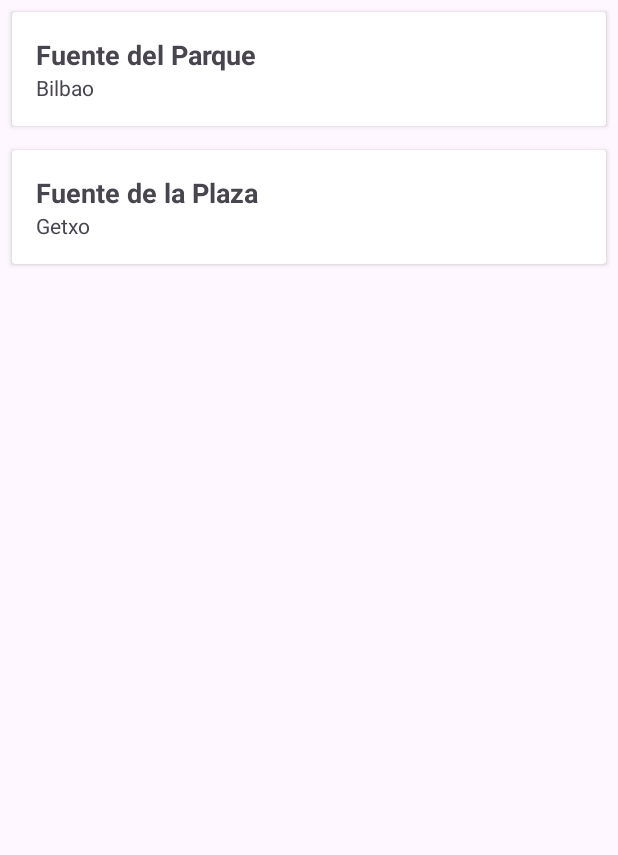
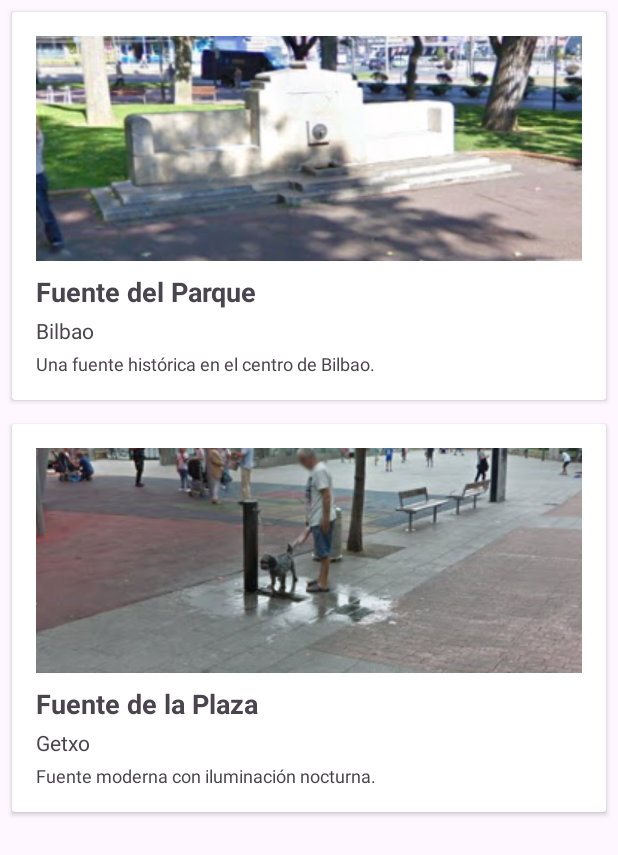
Before and after one commit to Foxo10/Wikifont, an Android app: the screen it shows after launch (MainActivity), on a phone screen of 412 x 824 dp. Shown: the top 855 px of the screen. Run offline under Robolectric (Android 15) with nearby library versions, the phone set to English and light mode, and no system bars.

Commit message:
Requisito minimo 1: Añadida lista de fuentes con RecyclerView y CardView

```diff
--- a/app/src/main/java/com/example/wikifountains/Fuente.java
+++ b/app/src/main/java/com/example/wikifountains/Fuente.java
@@ -1,22 +1,20 @@
 package com.example.wikifountains;
 
-
 public class Fuente {
-    private int id;
     private String nombre;
     private String ubicacion;
-    private String descripcion;
-    public Fuente(int id, String nombre, String ubicacion, String descripcion) {
-        this.id = id;
+    private int imagen;  // ID del recurso de la imagen (drawable)
+    private String descripcion;  // Opcional: descripción de la fuente
+
+    // Constructor
+    public Fuente(String nombre, String ubicacion, int imagen, String descripcion) {
         this.nombre = nombre;
         this.ubicacion = ubicacion;
+        this.imagen = imagen;
         this.descripcion = descripcion;
     }
 
-    public int getId() {
-        return id;
-    }
-
+    // Getters
     public String getNombre() {
         return nombre;
     }
@@ -25,6 +23,10 @@ public class Fuente {
         return ubicacion;
     }
 
+    public int getImagen() {
+        return imagen;
+    }
+
     public String getDescripcion() {
         return descripcion;
     }
--- a/app/src/main/java/com/example/wikifountains/FuenteAdapter.java
+++ b/app/src/main/java/com/example/wikifountains/FuenteAdapter.java
@@ -2,13 +2,14 @@ package com.example.wikifountains;
 import android.view.LayoutInflater;
 import android.view.View;
 import android.view.ViewGroup;
+import android.widget.ImageView;
 import android.widget.TextView;
 import androidx.annotation.NonNull;
 import androidx.recyclerview.widget.RecyclerView;
 import java.util.List;
 
 
-public class FuenteAdapter extends RecyclerView.Adapter<FuenteAdapter.FuenteViewHolder> {
+public class FuenteAdapter extends RecyclerView.Adapter<FuenteViewHolder> {
     private List<Fuente> fuentes;
 
     public FuenteAdapter(List<Fuente> fuentes) {
@@ -18,31 +19,25 @@ public class FuenteAdapter extends RecyclerView.Adapter<FuenteAdapter.FuenteView
     @NonNull
     @Override
     public FuenteViewHolder onCreateViewHolder(@NonNull ViewGroup parent, int viewType) {
-        View view = LayoutInflater.from(parent.getContext())
-                .inflate(R.layout.item_fuente, parent, false);
+        // Inflar el layout de cada ítem
+        View view = LayoutInflater.from(parent.getContext()).inflate(R.layout.item_fuente, parent, false);
         return new FuenteViewHolder(view);
     }
 
     @Override
     public void onBindViewHolder(@NonNull FuenteViewHolder holder, int position) {
+        // Obtener la fuente en la posición actual
         Fuente fuente = fuentes.get(position);
+
+        // Asignar los datos a las vistas
+        holder.imageViewFuente.setImageResource(fuente.getImagen());
         holder.textViewNombre.setText(fuente.getNombre());
         holder.textViewUbicacion.setText(fuente.getUbicacion());
+        holder.textViewDescripcion.setText(fuente.getDescripcion());
     }
 
     @Override
     public int getItemCount() {
         return fuentes.size();
     }
-
-    public static class FuenteViewHolder extends RecyclerView.ViewHolder {
-        public TextView textViewNombre;
-        public TextView textViewUbicacion;
-
-        public FuenteViewHolder(@NonNull View itemView) {
-            super(itemView);
-            textViewNombre = itemView.findViewById(R.id.textViewNombre);
-            textViewUbicacion = itemView.findViewById(R.id.textViewUbicacion);
-        }
-    }
 }
--- /dev/null
+++ b/app/src/main/java/com/example/wikifountains/FuenteViewHolder.java
@@ -0,0 +1,23 @@
+package com.example.wikifountains;
+
+import android.view.View;
+import android.widget.ImageView;
+import android.widget.TextView;
+
+import androidx.annotation.NonNull;
+import androidx.recyclerview.widget.RecyclerView;
+
+public class FuenteViewHolder extends RecyclerView.ViewHolder {
+    public ImageView imageViewFuente;
+    public TextView textViewNombre;
+    public TextView textViewUbicacion;
+    public TextView textViewDescripcion;
+
+    public FuenteViewHolder(@NonNull View itemView) {
+        super(itemView);
+        imageViewFuente = itemView.findViewById(R.id.imageViewFuente);
+        textViewNombre = itemView.findViewById(R.id.textViewNombre);
+        textViewUbicacion = itemView.findViewById(R.id.textViewUbicacion);
+        textViewDescripcion = itemView.findViewById(R.id.textViewDescripcion);
+    }
+}
--- a/app/src/main/java/com/example/wikifountains/MainActivity.java
+++ b/app/src/main/java/com/example/wikifountains/MainActivity.java
@@ -22,14 +22,15 @@ public class MainActivity extends AppCompatActivity {
     protected void onCreate(Bundle savedInstanceState) {
         super.onCreate(savedInstanceState);
         setContentView(R.layout.activity_main);
-
+        // Configurar el RecyclerView
         recyclerView = findViewById(R.id.recyclerViewFuentes);
         recyclerView.setLayoutManager(new LinearLayoutManager(this));
 
         List<Fuente> fuentes = new ArrayList<>();
-        fuentes.add(new Fuente(1, "Fuente del Parque", "Bilbao", "Una fuente histórica en el centro de Bilbao."));
-        fuentes.add(new Fuente(2, "Fuente de la Plaza", "Getxo", "Fuente moderna con iluminación nocturna."));
+        fuentes.add(new Fuente("Fuente del Parque", "Bilbao", R.drawable.fuente_bilbo_donacasilda, "Una fuente histórica en el centro de Bilbao."));
+        fuentes.add(new Fuente("Fuente de la Plaza", "Getxo", R.drawable.fuente_getxo_plaza, "Fuente moderna con iluminación nocturna."));
 
+        // Crear el adaptador y asignarlo al RecyclerView
         adapter = new FuenteAdapter(fuentes);
         recyclerView.setAdapter(adapter);
 
--- /dev/null
+++ b/app/src/main/res/drawable/ic_water.xml
@@ -0,0 +1,4 @@
+<?xml version="1.0" encoding="utf-8"?>
+<selector xmlns:android="http://schemas.android.com/apk/res/android">
+
+</selector>
--- a/app/src/main/res/layout/item_fuente.xml
+++ b/app/src/main/res/layout/item_fuente.xml
@@ -1,9 +1,11 @@
+<?xml version="1.0" encoding="utf-8"?>
 <androidx.cardview.widget.CardView
     xmlns:android="http://schemas.android.com/apk/res/android"
-    xmlns:app="http://schemas.android.com/apk/res-auto"
     android:layout_width="match_parent"
     android:layout_height="wrap_content"
-    android:layout_margin="8dp">
+    android:layout_margin="8dp"
+    android:elevation="8dp"
+    android:background="@android:color/white">
 
     <LinearLayout
         android:layout_width="match_parent"
@@ -11,19 +13,40 @@
         android:orientation="vertical"
         android:padding="16dp">
 
+        <!-- Imagen de la fuente -->
+        <ImageView
+            android:id="@+id/imageViewFuente"
+            android:layout_width="match_parent"
+            android:layout_height="150dp"
+            android:scaleType="centerCrop"
+            android:src="@drawable/ic_water" />
+
+        <!-- Nombre de la fuente -->
         <TextView
             android:id="@+id/textViewNombre"
             android:layout_width="wrap_content"
             android:layout_height="wrap_content"
             android:text="Nombre de la Fuente"
             android:textSize="18sp"
-            android:textStyle="bold" />
+            android:textStyle="bold"
+            android:layout_marginTop="8dp" />
 
+        <!-- Ubicación de la fuente -->
         <TextView
             android:id="@+id/textViewUbicacion"
             android:layout_width="wrap_content"
             android:layout_height="wrap_content"
             android:text="Ubicación"
-            android:textSize="14sp" />
+            android:textSize="14sp"
+            android:layout_marginTop="4dp" />
+
+        <!-- Descripción de la fuente (opcional) -->
+        <TextView
+            android:id="@+id/textViewDescripcion"
+            android:layout_width="wrap_content"
+            android:layout_height="wrap_content"
+            android:text="Descripción"
+            android:textSize="12sp"
+            android:layout_marginTop="4dp" />
     </LinearLayout>
 </androidx.cardview.widget.CardView>
```
Also changed, not shown: app/src/main/res/drawable/fuente_bilbo_donacasilda.png (added), app/src/main/res/drawable/fuente_getxo_plaza.png (added).
